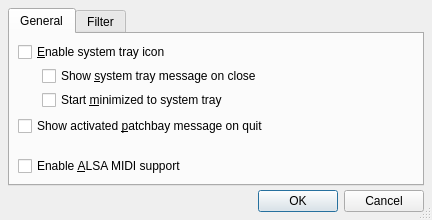
Qt form src/qpwgraph_options.ui (rncbc/qpwgraph) before a commit.
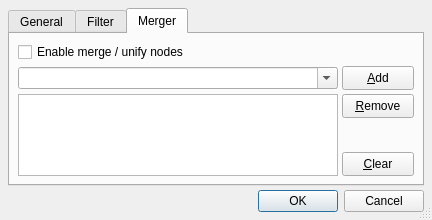
The same form after that commit. The open tabs and pages were chosen to show the change. Icons and pictures are not drawn.

Commit message: - Introducing Graph/Options.../Merger to unify node-names for   Patchbay persistence, especially useful to PipeWire clients   that spawn more than one node, having the very same name (eg.   web browsers). (EXPERIMENTAL)

```diff
--- a/src/qpwgraph_options.ui
+++ b/src/qpwgraph_options.ui
@@ -386,6 +386,174 @@
        </item>
       </layout>
      </widget>
+     <widget class="QWidget" name="MergerNodesTabPage">
+      <attribute name="title">
+       <string>Merger</string>
+      </attribute>
+      <layout class="QGridLayout">
+       <item row="0" column="0" colspan="2">
+        <widget class="QCheckBox" name="MergerNodesEnabledCheckBox">
+         <property name="font">
+          <font>
+           <weight>50</weight>
+           <bold>false</bold>
+          </font>
+         </property>
+         <property name="toolTip">
+          <string>Whether to merge / unify nodes on the patchbay</string>
+         </property>
+         <property name="text">
+          <string>Enable merge / unify nodes</string>
+         </property>
+        </widget>
+       </item>
+       <item row="1" column="0">
+        <widget class="QComboBox" name="MergerNodesNameComboBox">
+         <property name="font">
+          <font>
+           <weight>50</weight>
+           <bold>false</bold>
+          </font>
+         </property>
+         <property name="toolTip">
+          <string>Node name (regex)</string>
+         </property>
+         <property name="editable">
+          <bool>true</bool>
+         </property>
+        </widget>
+       </item>
+       <item row="1" column="1">
+        <widget class="QToolButton" name="MergerNodesAddToolButton">
+         <property name="minimumSize">
+          <size>
+           <width>72</width>
+           <height>24</height>
+          </size>
+         </property>
+         <property name="font">
+          <font>
+           <weight>50</weight>
+           <bold>false</bold>
+          </font>
+         </property>
+         <property name="toolTip">
+          <string>Add node name (regex) to merger / unify list</string>
+         </property>
+         <property name="text">
+          <string>&amp;Add</string>
+         </property>
+         <property name="toolButtonStyle">
+          <enum>Qt::ToolButtonTextBesideIcon</enum>
+         </property>
+        </widget>
+       </item>
+       <item row="2" column="0" rowspan="3">
+        <widget class="QListWidget" name="MergerNodesListWidget">
+         <property name="minimumSize">
+          <size>
+           <width>320</width>
+           <height>80</height>
+          </size>
+         </property>
+         <property name="font">
+          <font>
+           <weight>50</weight>
+           <bold>false</bold>
+          </font>
+         </property>
+         <property name="toolTip">
+          <string>Node name (regex) merger / unify list</string>
+         </property>
+         <property name="selectionBehavior">
+          <enum>QAbstractItemView::SelectRows</enum>
+         </property>
+         <property name="uniformItemSizes">
+          <bool>true</bool>
+         </property>
+        </widget>
+       </item>
+       <item row="2" column="1">
+        <widget class="QToolButton" name="MergerNodesRemoveToolButton">
+         <property name="minimumSize">
+          <size>
+           <width>72</width>
+           <height>24</height>
+          </size>
+         </property>
+         <property name="font">
+          <font>
+           <weight>50</weight>
+           <bold>false</bold>
+          </font>
+         </property>
+         <property name="toolTip">
+          <string>Remove node name (regex) from merger / unify list</string>
+         </property>
+         <property name="text">
+          <string>&amp;Remove</string>
+         </property>
+         <property name="toolButtonStyle">
+          <enum>Qt::ToolButtonTextBesideIcon</enum>
+         </property>
+        </widget>
+       </item>
+       <item row="3" column="1">
+        <spacer>
+         <property name="orientation">
+          <enum>Qt::Vertical</enum>
+         </property>
+         <property name="sizeHint">
+          <size>
+           <width>20</width>
+           <height>8</height>
+          </size>
+         </property>
+        </spacer>
+       </item>
+       <item row="4" column="1">
+        <widget class="QToolButton" name="MergerNodesClearToolButton">
+         <property name="minimumSize">
+          <size>
+           <width>72</width>
+           <height>24</height>
+          </size>
+         </property>
+         <property name="font">
+          <font>
+           <weight>50</weight>
+           <bold>false</bold>
+          </font>
+         </property>
+         <property name="toolTip">
+          <string>Clear merger / unify list</string>
+         </property>
+         <property name="text">
+          <string>&amp;Clear</string>
+         </property>
+         <property name="toolButtonStyle">
+          <enum>Qt::ToolButtonTextBesideIcon</enum>
+         </property>
+        </widget>
+       </item>
+       <item row="5" column="0" colspan="2">
+        <spacer>
+         <property name="orientation">
+          <enum>Qt::Vertical</enum>
+         </property>
+         <property name="sizeType">
+          <enum>QSizePolicy::Expanding</enum>
+         </property>
+         <property name="sizeHint">
+          <size>
+           <width>20</width>
+           <height>8</height>
+          </size>
+         </property>
+        </spacer>
+       </item>
+      </layout>
+     </widget>
     </widget>
    </item>
    <item>
```
Left out of the diff: 8 changed lines with no effect on the pictures. The commit also changes 12 other files.
